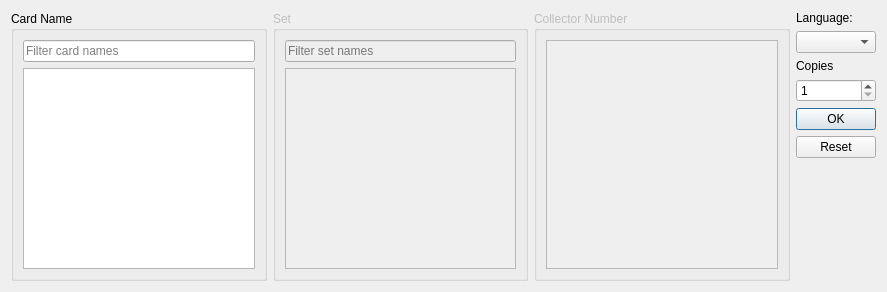
This is mtg_proxy_printer/resources/ui/add_card_widget.ui in luziferius/MTGProxyPrinter as Qt 5 draws it before an edit. The edited form follows.
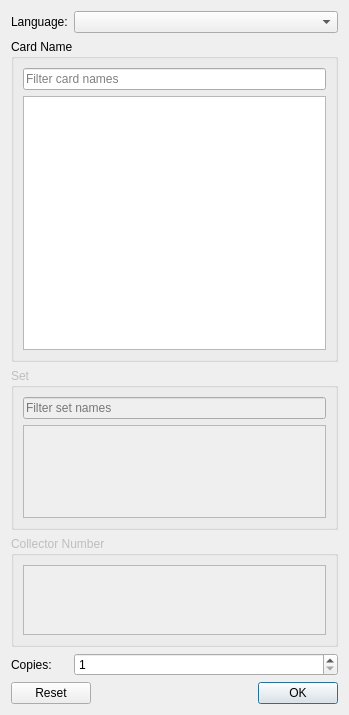
This is the edited form.

Commit message:
Re-ordered the GUI to have a column-like main window and a vertical search area.
FossilOrigin-Name: a8eb92f4dfe9889098c5ac5aaa1425cec5ea7589664c857b2399a064f55cdc65

Diff of the .ui file:
```diff
--- a/mtg_proxy_printer/resources/ui/add_card_widget.ui
+++ b/mtg_proxy_printer/resources/ui/add_card_widget.ui
@@ -6,64 +6,22 @@
    <rect>
     <x>0</x>
     <y>0</y>
-    <width>887</width>
-    <height>292</height>
+    <width>349</width>
+    <height>715</height>
    </rect>
   </property>
   <layout class="QGridLayout" name="gridLayout">
-   <item row="7" column="5">
-    <widget class="QLabel" name="language_label">
-     <property name="sizePolicy">
-      <sizepolicy hsizetype="Preferred" vsizetype="Fixed">
-       <horstretch>0</horstretch>
-       <verstretch>0</verstretch>
-      </sizepolicy>
-     </property>
-     <property name="text">
-      <string>Language:</string>
-     </property>
-    </widget>
-   </item>
-   <item row="7" column="1" rowspan="9">
-    <widget class="QGroupBox" name="card_name_box">
-     <property name="title">
-      <string>Card Name</string>
-     </property>
-     <layout class="QVBoxLayout" name="verticalLayout">
-      <item>
-       <widget class="QLineEdit" name="card_name_filter">
-        <property name="toolTip">
-         <string>Filter the list below. Use  % (Percent signs) as wildcards matching any number of characters.</string>
-        </property>
-        <property name="placeholderText">
-         <string>Filter card names</string>
-        </property>
-        <property name="clearButtonEnabled">
-         <bool>true</bool>
-        </property>
-       </widget>
-      </item>
-      <item>
-       <widget class="QListView" name="card_name_list">
-        <property name="toolTip">
-         <string>The filtered list of card names in the currently selected language. Click on an entry to select it and choose a printing.</string>
-        </property>
-        <property name="editTriggers">
-         <set>QAbstractItemView::NoEditTriggers</set>
-        </property>
-        <property name="alternatingRowColors">
-         <bool>true</bool>
-        </property>
-       </widget>
-      </item>
-     </layout>
-    </widget>
-   </item>
-   <item row="7" column="2" rowspan="9">
+   <item row="3" column="0" colspan="3">
     <widget class="QGroupBox" name="set_name_box">
      <property name="enabled">
       <bool>false</bool>
      </property>
+     <property name="sizePolicy">
+      <sizepolicy hsizetype="Preferred" vsizetype="Expanding">
+       <horstretch>0</horstretch>
+       <verstretch>5</verstretch>
+      </sizepolicy>
+     </property>
      <property name="toolTip">
       <string>The sets in which the currently selected card was printed.</string>
      </property>
@@ -94,11 +52,17 @@
      </layout>
     </widget>
    </item>
-   <item row="7" column="3" rowspan="9">
+   <item row="10" column="0" colspan="3">
     <widget class="QGroupBox" name="collector_number_box">
      <property name="enabled">
       <bool>false</bool>
      </property>
+     <property name="sizePolicy">
+      <sizepolicy hsizetype="Preferred" vsizetype="Expanding">
+       <horstretch>0</horstretch>
+       <verstretch>3</verstretch>
+      </sizepolicy>
+     </property>
      <property name="title">
       <string>Collector Number</string>
      </property>
@@ -116,40 +80,85 @@
      </layout>
     </widget>
    </item>
-   <item row="8" column="5">
+   <item row="2" column="0" colspan="3">
+    <widget class="QGroupBox" name="card_name_box">
+     <property name="sizePolicy">
+      <sizepolicy hsizetype="Preferred" vsizetype="Expanding">
+       <horstretch>0</horstretch>
+       <verstretch>10</verstretch>
+      </sizepolicy>
+     </property>
+     <property name="title">
+      <string>Card Name</string>
+     </property>
+     <layout class="QVBoxLayout" name="verticalLayout">
+      <item>
+       <widget class="QLineEdit" name="card_name_filter">
+        <property name="toolTip">
+         <string>Filter the list below. Use  % (Percent signs) as wildcards matching any number of characters.</string>
+        </property>
+        <property name="placeholderText">
+         <string>Filter card names</string>
+        </property>
+        <property name="clearButtonEnabled">
+         <bool>true</bool>
+        </property>
+       </widget>
+      </item>
+      <item>
+       <widget class="QListView" name="card_name_list">
+        <property name="toolTip">
+         <string>The filtered list of card names in the currently selected language. Click on an entry to select it and choose a printing.</string>
+        </property>
+        <property name="editTriggers">
+         <set>QAbstractItemView::NoEditTriggers</set>
+        </property>
+        <property name="alternatingRowColors">
+         <bool>true</bool>
+        </property>
+       </widget>
+      </item>
+     </layout>
+    </widget>
+   </item>
+   <item row="0" column="1" colspan="2">
     <widget class="QComboBox" name="language_combo_box"/>
    </item>
-   <item row="9" column="5">
+   <item row="0" column="0">
+    <widget class="QLabel" name="language_label">
+     <property name="sizePolicy">
+      <sizepolicy hsizetype="Maximum" vsizetype="Preferred">
+       <horstretch>0</horstretch>
+       <verstretch>0</verstretch>
+      </sizepolicy>
+     </property>
+     <property name="text">
+      <string>Language:</string>
+     </property>
+    </widget>
+   </item>
+   <item row="11" column="0">
     <widget class="QLabel" name="copies_label">
      <property name="sizePolicy">
-      <sizepolicy hsizetype="Preferred" vsizetype="Fixed">
+      <sizepolicy hsizetype="Preferred" vsizetype="Preferred">
        <horstretch>0</horstretch>
        <verstretch>0</verstretch>
       </sizepolicy>
      </property>
      <property name="text">
-      <string>Copies</string>
+      <string>Copies:</string>
      </property>
     </widget>
    </item>
-   <item row="10" column="5">
+   <item row="11" column="1" colspan="2">
     <widget class="QSpinBox" name="copies_input">
      <property name="minimum">
       <number>1</number>
      </property>
     </widget>
    </item>
-   <item row="11" column="5" rowspan="5">
+   <item row="12" column="0" colspan="3">
     <widget class="QDialogButtonBox" name="button_box">
-     <property name="sizePolicy">
-      <sizepolicy hsizetype="Expanding" vsizetype="Expanding">
-       <horstretch>0</horstretch>
-       <verstretch>0</verstretch>
-      </sizepolicy>
-     </property>
-     <property name="orientation">
-      <enum>Qt::Vertical</enum>
-     </property>
      <property name="standardButtons">
       <set>QDialogButtonBox::Ok|QDialogButtonBox::Reset</set>
      </property>
```
The commit also changes 1 other file.
